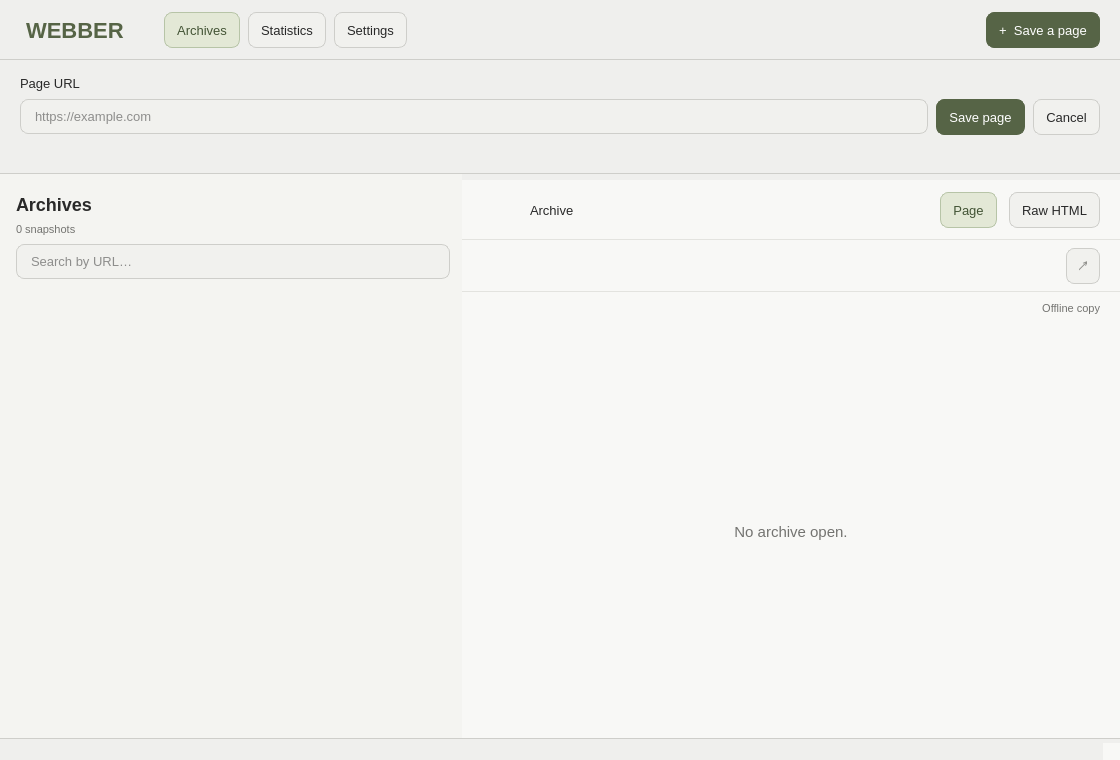
Before: the Qt Designer form frontend/src/ui/main_window.ui in jebraden/CSE115A-Webber, drawn with Qt 5.
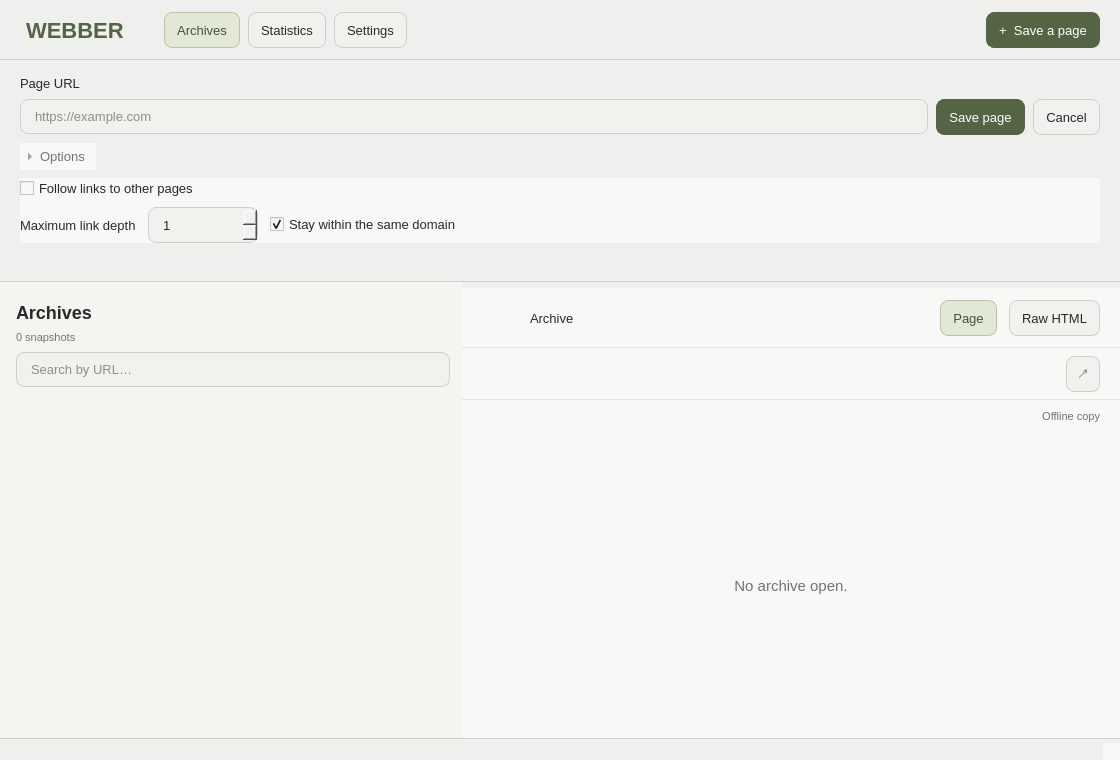
After: the same form once the commit is applied. Icons and pictures are not drawn.

Commit message: 4.6.1: configure crawl options before saving snapshots

Diff of the .ui file:
```diff
--- a/frontend/src/ui/main_window.ui
+++ b/frontend/src/ui/main_window.ui
@@ -43,6 +43,8 @@
 QPushButton#zoomDecrease, QPushButton#textSizeDecrease { background: #f1f1ee; border-radius: 0; border-left: none; padding: 6px; font-size: 19px; }
 QPushButton#zoomIncrease, QPushButton#textSizeIncrease { background: #f1f1ee; border-top-left-radius: 0; border-bottom-left-radius: 0; border-top-right-radius: 8px; border-bottom-right-radius: 8px; border-left: none; padding: 6px; font-size: 19px; }
 QPushButton#zoomDecrease:hover, QPushButton#zoomIncrease:hover, QPushButton#textSizeDecrease:hover, QPushButton#textSizeIncrease:hover { background: #e9ecdf; }
+QToolButton#captureOptionsButton { color: #737370; border: none; padding: 4px 0; }
+QSpinBox#crawlDepthInput { border-radius: 8px; padding-right: 30px; }
 QSpinBox QLineEdit { padding: 0; border: none; background: transparent; color: #292929; border-radius: 0; }
 QSpinBox:focus, QLineEdit:focus, QComboBox:focus { border-color: #879b76; }
 QComboBox { min-height: 18px; background: #f1f1ee; color: #292929; padding: 8px 12px; border: 1px solid #cececa; border-radius: 8px; min-width: 150px; padding-right: 34px; }
@@ -98,6 +100,48 @@
      <property name="leftMargin"><number>20</number></property><property name="rightMargin"><number>20</number></property>
      <property name="spacing"><number>8</number></property><property name="topMargin"><number>16</number></property><property name="bottomMargin"><number>16</number></property><item><widget class="QLabel" name="captureLabel"><property name="text"><string>Page URL</string></property><property name="buddy"><cstring>urlInput</cstring></property></widget></item>
      <item><layout class="QHBoxLayout" name="captureRow"><property name="spacing"><number>8</number></property><item><widget class="QLineEdit" name="urlInput"><property name="placeholderText"><string>https://example.com</string></property><property name="clearButtonEnabled"><bool>true</bool></property></widget></item><item><widget class="QPushButton" name="captureButton"><property name="text"><string>Save page</string></property></widget></item><item><widget class="QPushButton" name="cancelCaptureButton"><property name="text"><string>Cancel</string></property></widget></item></layout></item>
+     <item><widget class="QToolButton" name="captureOptionsButton">
+      <property name="text"><string>Options</string></property>
+      <property name="checkable"><bool>true</bool></property>
+      <property name="toolButtonStyle"><enum>Qt::ToolButtonTextBesideIcon</enum></property>
+      <property name="arrowType"><enum>Qt::RightArrow</enum></property>
+     </widget></item>
+     <item><widget class="QWidget" name="captureOptionsPanel">
+      <property name="visible"><bool>false</bool></property>
+      <layout class="QVBoxLayout" name="captureOptionsLayout">
+       <property name="leftMargin"><number>0</number></property><property name="topMargin"><number>0</number></property>
+       <property name="rightMargin"><number>0</number></property><property name="bottomMargin"><number>0</number></property>
+       <property name="spacing"><number>8</number></property>
+       <item><widget class="QCheckBox" name="crawlEnabledCheck">
+        <property name="text"><string>Follow links to other pages</string></property>
+        <property name="toolTip"><string>Save linked pages recursively with this snapshot.</string></property>
+       </widget></item>
+       <item><widget class="QWidget" name="crawlFields">
+        <property name="enabled"><bool>false</bool></property>
+        <layout class="QHBoxLayout" name="crawlFieldsLayout">
+         <property name="leftMargin"><number>0</number></property><property name="topMargin"><number>0</number></property>
+         <property name="rightMargin"><number>0</number></property><property name="bottomMargin"><number>0</number></property>
+         <property name="spacing"><number>12</number></property>
+         <item><widget class="QLabel" name="crawlDepthLabel">
+          <property name="text"><string>Maximum link depth</string></property>
+          <property name="buddy"><cstring>crawlDepthInput</cstring></property>
+         </widget></item>
+         <item><widget class="QSpinBox" name="crawlDepthInput">
+          <property name="minimumSize"><size><width>110</width><height>36</height></size></property>
+          <property name="maximumSize"><size><width>150</width><height>16777215</height></size></property>
+          <property name="minimum"><number>1</number></property><property name="maximum"><number>2147483647</number></property>
+          <property name="value"><number>1</number></property>
+          <property name="toolTip"><string>Depth 1 includes pages linked directly from the entered URL.</string></property>
+         </widget></item>
+         <item><widget class="QCheckBox" name="crawlSameDomainCheck">
+          <property name="text"><string>Stay within the same domain</string></property>
+          <property name="checked"><bool>true</bool></property>
+         </widget></item>
+         <item><spacer name="crawlFieldsSpacer"><property name="orientation"><enum>Qt::Horizontal</enum></property><property name="sizeHint" stdset="0"><size><width>20</width><height>20</height></size></property></spacer></item>
+        </layout>
+       </widget></item>
+      </layout>
+     </widget></item>
      <item><widget class="QLabel" name="captureStatus"><property name="text"><string/></property><property name="wordWrap"><bool>true</bool></property></widget></item>
     </layout></widget></item>
     <item><widget class="QStackedWidget" name="mainStack"><property name="currentIndex"><number>0</number></property>
```
The commit also changes 5 other files.
